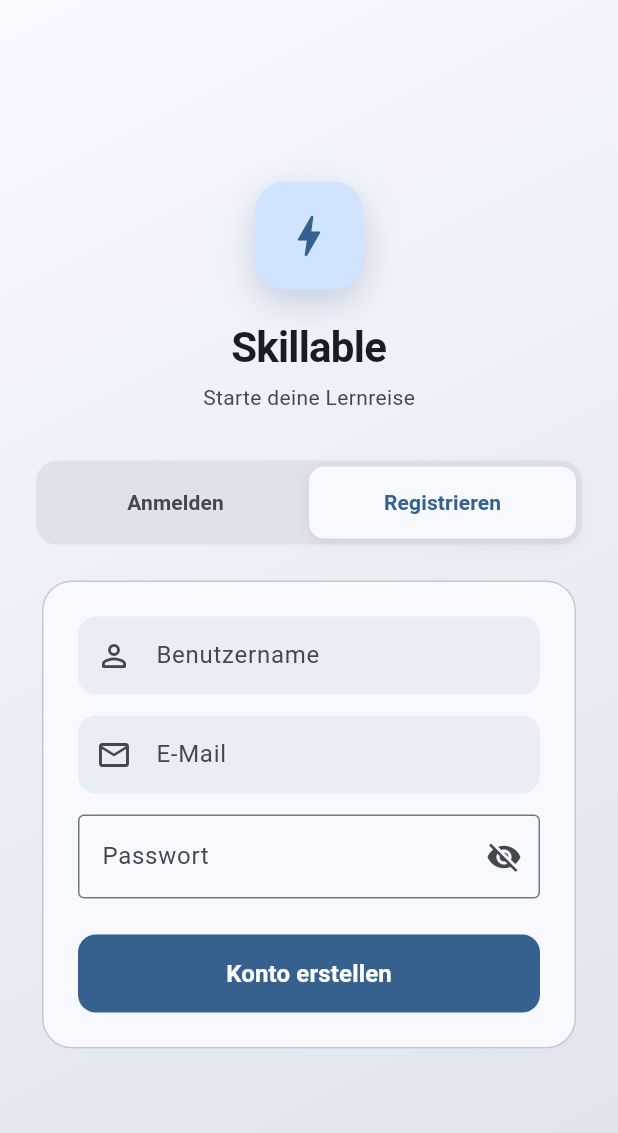
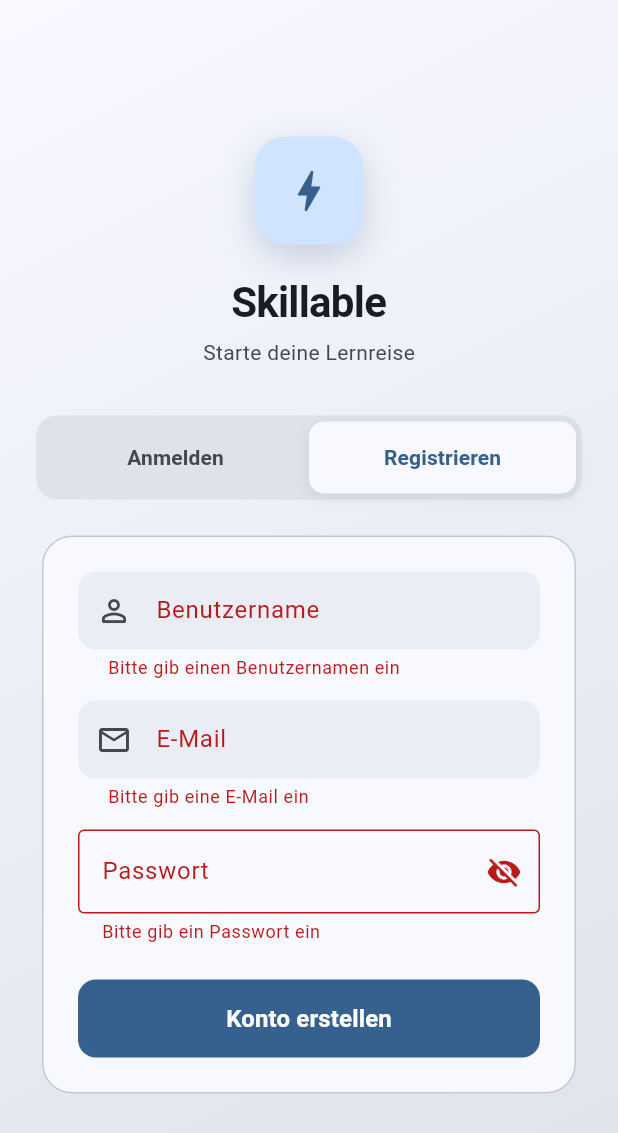
Before and after one commit to GreiFlo/wmc-project-skillable, a Flutter app: the screen it shows after launch, after a tap on "Registrieren", after a tap on "Konto erstellen", on a phone screen of 412 x 824 dp. Shown: the top 1133 px of the screen. Run offline on Flutter 3.47's test engine with Material 3 defaults, Android fonts, the phone set to English and light mode, and no system bars; our stand-ins replace flutter_dotenv, fluttertoast, geolocator, shared_preferences, socket_io_client.

Commit message:
Implemented TextFormFields on login/register page

```diff
--- a/skillable_frontend/lib/components/password_field.dart
+++ b/skillable_frontend/lib/components/password_field.dart
@@ -14,9 +14,18 @@ class _PasswordFieldState extends State<PasswordField> {
 
   @override
   Widget build(BuildContext context) {
-    return TextField(
+    return TextFormField(
       controller: widget.controller, // access via widget.
       obscureText: _obscureText,
+      validator: (value) {
+        if (value == null || value.isEmpty) {
+          return 'Bitte gib ein Passwort ein';
+        }
+        if (value.length < 6) {
+          return 'Passwort muss mindestens 6 Zeichen lang sein';
+        }
+        return null;
+      },
       decoration: InputDecoration(
         labelText: 'Passwort',
         border: const OutlineInputBorder(),
--- a/skillable_frontend/lib/pages/login.dart
+++ b/skillable_frontend/lib/pages/login.dart
@@ -23,9 +23,9 @@ class _LoginScreen extends State<LoginScreen> {
   Future<void> checkLogin() async {
     SharedPreferences prefs = await SharedPreferences.getInstance();
     var token = prefs.getString('token');
-    if(token != null){
+    if (token != null) {
       var skills = await SkillsService().getAll();
-      if(skills != null){
+      if (skills != null) {
         Navigator.pushReplacementNamed(context, '/main');
       }
     }
@@ -39,7 +39,11 @@ class _LoginScreen extends State<LoginScreen> {
     TextEditingController emailController = TextEditingController();
     TextEditingController usernameController = TextEditingController();
 
-    return Scaffold(
+    final _formKey = GlobalKey<FormState>();
+
+    return Form(
+      key: _formKey,
+      child: Scaffold(
         body: Container(
           decoration: BoxDecoration(
             gradient: LinearGradient(
@@ -67,7 +71,9 @@ class _LoginScreen extends State<LoginScreen> {
                           width: 72,
                           height: 72,
                           decoration: BoxDecoration(
-                          color: Theme.of(context).colorScheme.primaryContainer,
+                            color: Theme.of(
+                              context,
+                            ).colorScheme.primaryContainer,
                             borderRadius: BorderRadius.circular(20),
                             boxShadow: [
                               BoxShadow(
@@ -99,8 +105,11 @@ class _LoginScreen extends State<LoginScreen> {
                           _isLogin
                               ? 'Schön, dich wiederzusehen!'
                               : 'Starte deine Lernreise',
-                        style: Theme.of(context).textTheme.bodyMedium?.copyWith(
-                          color: Theme.of(context).colorScheme.onSurfaceVariant,
+                          style: Theme.of(context).textTheme.bodyMedium
+                              ?.copyWith(
+                                color: Theme.of(
+                                  context,
+                                ).colorScheme.onSurfaceVariant,
                               ),
                         ),
                       ],
@@ -137,7 +146,8 @@ class _LoginScreen extends State<LoginScreen> {
                                     : [],
                               ),
                               child: TextButton(
-                              onPressed: () => setState(() => _isLogin = true),
+                                onPressed: () =>
+                                    setState(() => _isLogin = true),
                                 style: TextButton.styleFrom(
                                   padding: const EdgeInsets.symmetric(
                                     vertical: 10,
@@ -181,7 +191,8 @@ class _LoginScreen extends State<LoginScreen> {
                                     : [],
                               ),
                               child: TextButton(
-                              onPressed: () => setState(() => _isLogin = false),
+                                onPressed: () =>
+                                    setState(() => _isLogin = false),
                                 style: TextButton.styleFrom(
                                   padding: const EdgeInsets.symmetric(
                                     vertical: 10,
@@ -235,7 +246,18 @@ class _LoginScreen extends State<LoginScreen> {
                                   ? const SizedBox.shrink()
                                   : Column(
                                       children: [
-                                      TextField(
+                                        TextFormField(
+                                          validator: (value) {
+                                            if ((value == null ||
+                                                    value.isEmpty) &&
+                                                _isLogin == false) {
+                                              return 'Bitte gib einen Benutzernamen ein';
+                                            }
+                                            if (value!.length < 3) {
+                                              return 'Benutzername muss mindestens 3 Zeichen lang sein';
+                                            }
+                                            return null;
+                                          },
                                           controller: usernameController,
                                           decoration: InputDecoration(
                                             labelText: 'Benutzername',
@@ -243,9 +265,8 @@ class _LoginScreen extends State<LoginScreen> {
                                               Icons.person_outline_rounded,
                                             ),
                                             border: OutlineInputBorder(
-                                            borderRadius: BorderRadius.circular(
-                                              12,
-                                            ),
+                                              borderRadius:
+                                                  BorderRadius.circular(12),
                                               borderSide: BorderSide.none,
                                             ),
                                             filled: true,
@@ -265,7 +286,16 @@ class _LoginScreen extends State<LoginScreen> {
                                     ),
                             ),
 
-                          TextField(
+                            TextFormField(
+                              validator: (value) {
+                                if (value == null || value.isEmpty) {
+                                  return 'Bitte gib eine E-Mail ein';
+                                }
+                                if (!value.contains('@')) {
+                                  return 'Bitte gib eine gültige E-Mail ein';
+                                }
+                                return null;
+                              },
                               controller: emailController,
                               keyboardType: TextInputType.emailAddress,
                               decoration: InputDecoration(
@@ -294,10 +324,12 @@ class _LoginScreen extends State<LoginScreen> {
                               onPressed: () async {
                                 if (_isLogin) {
                                   try {
+                                    if (_formKey.currentState!.validate()) {
                                       var result = await AuthService().login(
                                         email: emailController.text,
                                         password: passwordController.text,
                                       );
+
                                       if (result.token.isNotEmpty) {
                                         var sharedPreferences =
                                             await SharedPreferences.getInstance();
@@ -310,14 +342,17 @@ class _LoginScreen extends State<LoginScreen> {
                                           '/main',
                                         );
                                       }
+                                    }
                                   } catch (e) {}
                                 } else {
                                   try {
+                                    if (_formKey.currentState!.validate()) {
                                       var result = await AuthService().register(
                                         username: usernameController.text,
                                         email: emailController.text,
                                         password: passwordController.text,
                                       );
+
                                       if (result.token.isNotEmpty) {
                                         var sharedPreferences =
                                             await SharedPreferences.getInstance();
@@ -329,6 +364,7 @@ class _LoginScreen extends State<LoginScreen> {
                                           context,
                                           '/main',
                                         );
+                                      }
                                     }
                                   } catch (e) {}
                                 }
@@ -357,6 +393,7 @@ class _LoginScreen extends State<LoginScreen> {
             ),
           ),
         ),
+      ),
     );
   }
 }
```
Lines whose indentation alone changed are shown as unchanged.
